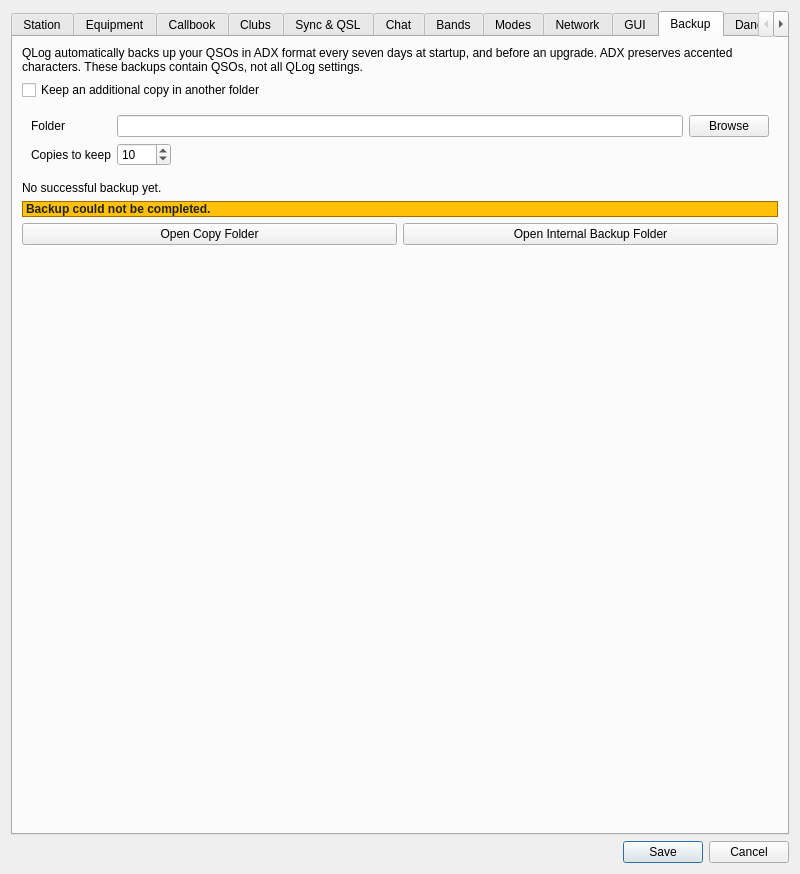
aa5sh/QLog, file ui/SettingsDialog.ui: the form before one commit.
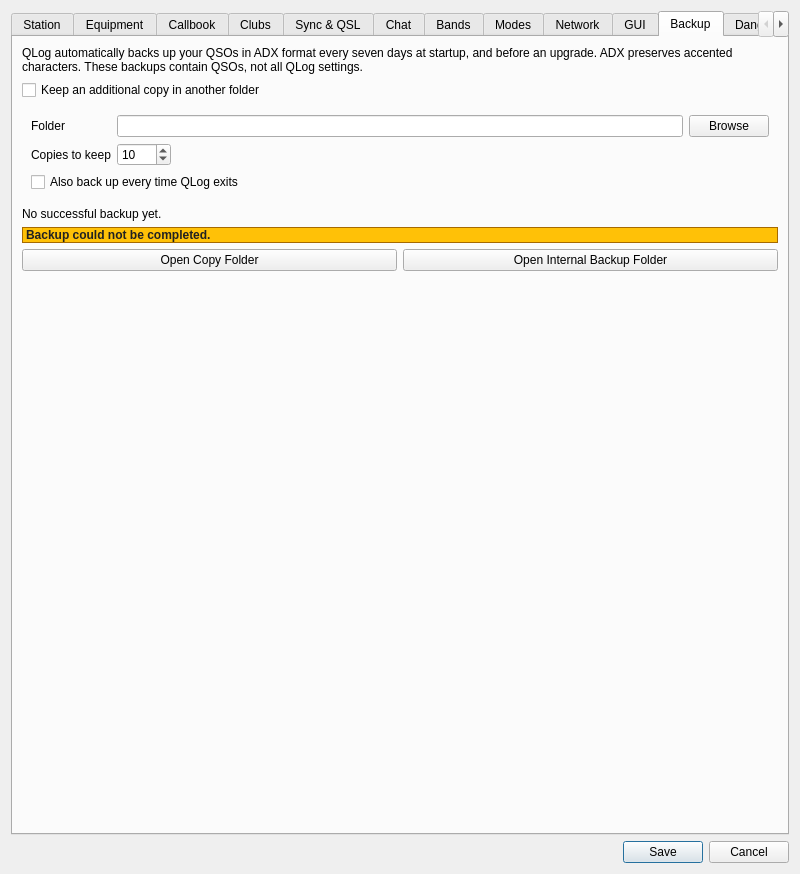
The form after the commit. The open tabs and pages were chosen to show the change. Icons and pictures are not drawn. Custom widgets are drawn as their Qt base class.

```diff
--- a/ui/SettingsDialog.ui
+++ b/ui/SettingsDialog.ui
@@ -5712,6 +5712,16 @@
             </property>
            </widget>
           </item>
+          <item row="2" column="0" colspan="2">
+           <widget class="QCheckBox" name="backupOnExitCheckBox">
+            <property name="text">
+             <string>Also back up every time QLog exits</string>
+            </property>
+            <property name="toolTip">
+             <string>Takes a quick copy of the logbook when QLog closes. It is exported and copied to the backup folder the next time QLog starts.</string>
+            </property>
+           </widget>
+          </item>
          </layout>
         </widget>
        </item>
```
Left out of the diff: 1 changed line with no effect on the pictures.
